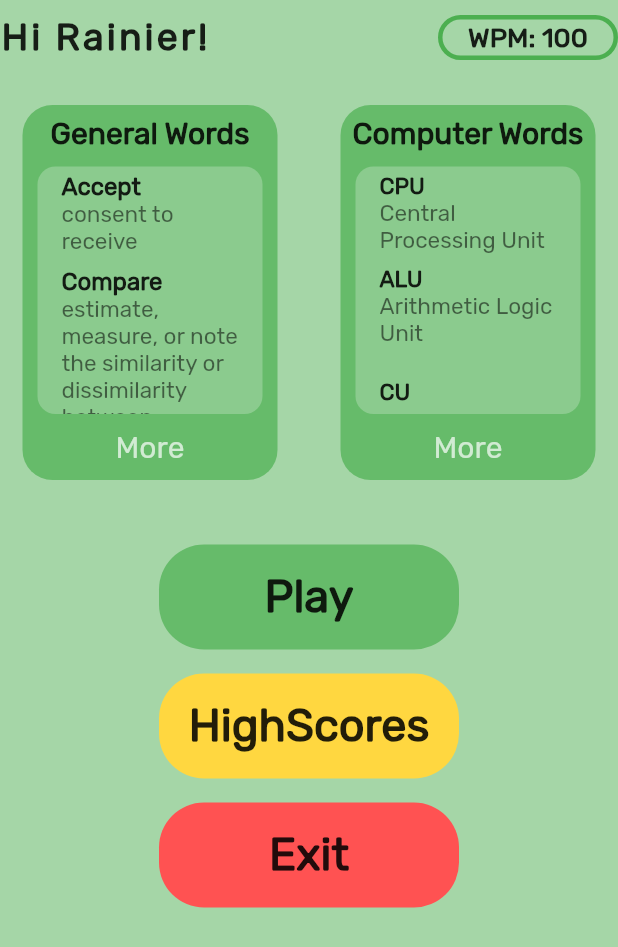
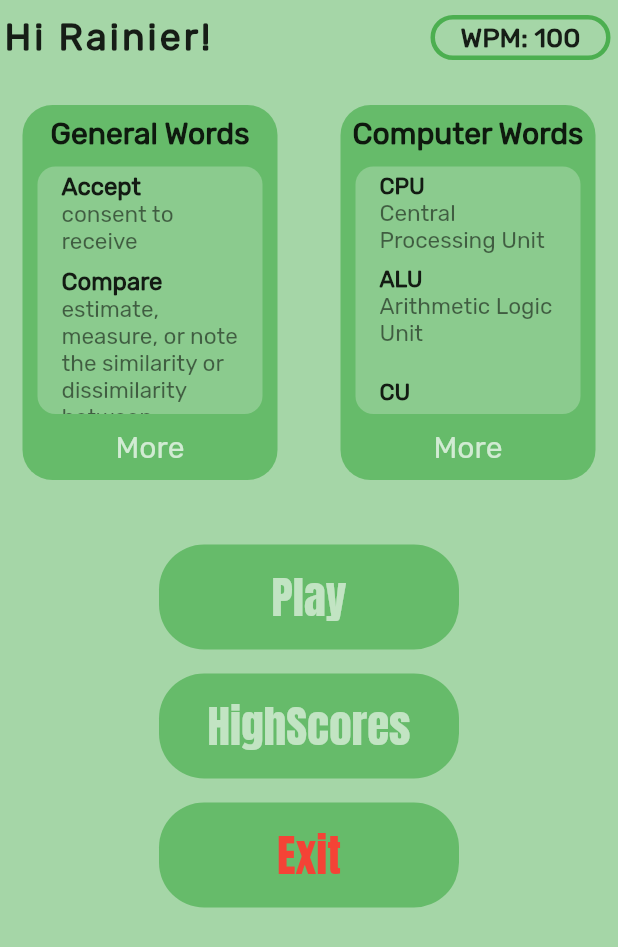
Before and after one commit to japoy143/capstone1, a Flutter app: the screen it shows after launch, after a tap on the "add" icon, on a phone screen of 412 x 824 dp. Shown: the top 947 px of the screen. Run offline on Flutter 3.47's test engine with Material 2 defaults, Android fonts, the phone set to English and light mode, and no system bars; our stand-ins replace audioplayers, flutter_spinkit.

Commit message:
sixth commit

```diff
--- a/lib/components/computerwordsList.dart
+++ b/lib/components/computerwordsList.dart
@@ -1,3 +1,4 @@
+import 'package:capstoneapp1/components/allComputerWords.dart';
 import 'package:flutter/material.dart';
 
 class ComputerDict extends StatelessWidget {
@@ -19,16 +20,20 @@ class ComputerDict extends StatelessWidget {
           String key = computerWords.keys.elementAt(index);
           String value = computerWords.values.elementAt(index);
           return ListTile(
+            onTap: () {
+              Navigator.of(context).push(
+                  MaterialPageRoute(builder: (context) => AllComputerWords()));
+            },
             title: Text(
-              '$key',
-              style: TextStyle(
+              key,
+              style: const TextStyle(
                   fontFamily: 'Rubik',
                   fontSize: 15.0,
                   fontWeight: FontWeight.bold),
             ),
             subtitle: Text(
-              '$value',
-              style: TextStyle(fontFamily: 'Rubik', fontSize: 15.0),
+              value,
+              style: const TextStyle(fontFamily: 'Rubik', fontSize: 15.0),
             ),
           );
         });
--- a/lib/components/generalWordsList.dart
+++ b/lib/components/generalWordsList.dart
@@ -1,3 +1,4 @@
+import 'package:capstoneapp1/components/allGeneralWords.dart';
 import 'package:flutter/material.dart';
 
 class GeneralDict extends StatelessWidget {
@@ -22,15 +23,17 @@ class GeneralDict extends StatelessWidget {
           String key = genWords.keys.elementAt(index);
           String value = genWords.values.elementAt(index);
           return ListTile(
+            onTap: () => Navigator.of(context).push(
+                MaterialPageRoute(builder: (context) => AllGeneralWords())),
             title: Text(
               key,
-              style: TextStyle(
+              style: const TextStyle(
                   fontFamily: 'Rubik',
                   fontSize: 16.0,
                   fontWeight: FontWeight.bold),
             ),
             subtitle: Text(value,
-                style: TextStyle(fontFamily: 'Rubik', fontSize: 15.0)),
+                style: const TextStyle(fontFamily: 'Rubik', fontSize: 15.0)),
           );
         });
   }
--- a/lib/main.dart
+++ b/lib/main.dart
@@ -21,6 +21,8 @@ class MyApp extends StatelessWidget {
               fontSize: 35.0,
               fontWeight: FontWeight.bold,
               color: Colors.green),
+          labelMedium: TextStyle(
+              fontFamily: 'Anton', fontWeight: FontWeight.bold, fontSize: 30.0),
         ),
         primaryColor: Colors.green[400],
         primarySwatch: Colors.green,
--- a/lib/pages/menuPage.dart
+++ b/lib/pages/menuPage.dart
@@ -2,7 +2,10 @@ import 'package:capstoneapp1/components/allComputerWords.dart';
 import 'package:capstoneapp1/components/allGeneralWords.dart';
 import 'package:capstoneapp1/components/computerwordsList.dart';
 import 'package:capstoneapp1/components/generalWordsList.dart';
+import 'package:capstoneapp1/menuPages/highScore.dart';
+import 'package:capstoneapp1/menuPages/play.dart';
 import 'package:flutter/material.dart';
+import 'package:flutter/services.dart';
 
 class MenuPage extends StatefulWidget {
   const MenuPage({super.key});
@@ -25,7 +28,9 @@ class _MenuPageState extends State<MenuPage> {
             Row(
               mainAxisAlignment: MainAxisAlignment.spaceBetween,
               children: <Widget>[
-                const Text(
+                const Padding(
+                  padding: EdgeInsets.only(left: 2.0),
+                  child: Text(
                     'Hi Rainier!',
                     style: TextStyle(
                         fontFamily: 'Rubik',
@@ -33,7 +38,10 @@ class _MenuPageState extends State<MenuPage> {
                         fontWeight: FontWeight.bold,
                         letterSpacing: 2.0),
                   ),
-                Container(
+                ),
+                Padding(
+                  padding: const EdgeInsets.only(right: 5.0),
+                  child: Container(
                     height: 30,
                     width: 120,
                     decoration: BoxDecoration(
@@ -47,6 +55,7 @@ class _MenuPageState extends State<MenuPage> {
                             fontFamily: 'Rubik',
                             fontSize: 18.0,
                             fontWeight: FontWeight.bold),
+                      ),
                     ),
                   ),
                 )
@@ -164,6 +173,11 @@ class _MenuPageState extends State<MenuPage> {
             ),
             Padding(
               padding: const EdgeInsets.all(8.0),
+              child: GestureDetector(
+                onTap: () {
+                  Navigator.of(context).push(
+                      MaterialPageRoute(builder: (context) => playGame()));
+                },
                 child: Container(
                   height: 70,
                   width: 200,
@@ -175,9 +189,10 @@ class _MenuPageState extends State<MenuPage> {
                     child: Text(
                       'Play',
                       style: TextStyle(
-                      fontFamily: 'Rubik',
+                        fontFamily: 'Anton',
                         fontSize: 30.0,
-                      fontWeight: FontWeight.bold,
+                        color: Colors.white60,
+                      ),
                     ),
                   ),
                 ),
@@ -185,20 +200,26 @@ class _MenuPageState extends State<MenuPage> {
             ),
             Padding(
               padding: const EdgeInsets.all(8.0),
+              child: GestureDetector(
+                onTap: () {
+                  Navigator.of(context).push(
+                      MaterialPageRoute(builder: (context) => highScore()));
+                },
                 child: Container(
                   height: 70,
                   width: 200,
                   decoration: BoxDecoration(
-                  color: Colors.amberAccent,
+                    color: Colors.green[400],
                     borderRadius: BorderRadius.circular(30.0),
                   ),
                   child: const Center(
                     child: Text(
                       'HighScores',
                       style: TextStyle(
-                      fontFamily: 'Rubik',
-                      fontSize: 30.0,
-                      fontWeight: FontWeight.bold,
+                        fontFamily: 'Anton',
+                        fontSize: 30,
+                        color: Colors.white60,
+                      ),
                     ),
                   ),
                 ),
@@ -206,20 +227,25 @@ class _MenuPageState extends State<MenuPage> {
             ),
             Padding(
               padding: const EdgeInsets.all(8.0),
+              child: GestureDetector(
+                onTap: () {
+                  SystemNavigator.pop();
+                },
                 child: Container(
                   height: 70,
                   width: 200,
                   decoration: BoxDecoration(
-                  color: Colors.redAccent,
+                    color: Colors.green[400],
                     borderRadius: BorderRadius.circular(30.0),
                   ),
                   child: const Center(
                     child: Text(
                       'Exit',
                       style: TextStyle(
-                      fontFamily: 'Rubik',
+                        fontFamily: 'Anton',
                         fontSize: 30.0,
-                      fontWeight: FontWeight.bold,
+                        color: Colors.red,
+                      ),
                     ),
                   ),
                 ),
--- a/pubspec.yaml
+++ b/pubspec.yaml
@@ -84,6 +84,9 @@ flutter:
     - family: Rubik
       fonts:
         - asset: fonts/Rubik-Regular.ttf
-  #
+
+    - family: Anton
+      fonts:
+        - asset: fonts/Anton-Regular.ttf
   # For details regarding fonts from package dependencies,
   # see https://flutter.dev/custom-fonts/#from-packages
```
Also changed, not shown: lib/menuPages/highScore.dart (added, +19 -0 lines), lib/menuPages/play.dart (added, +19 -0 lines), fonts/Anton-Regular.ttf (added). Lines whose indentation alone changed are shown as unchanged.
